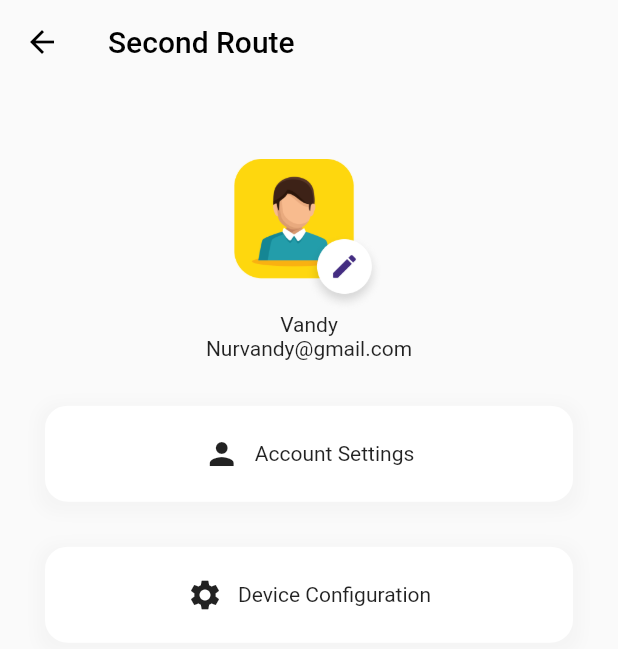
After one commit to AliArRidla/SI-SCA, a Flutter app: the ProfileScreen screen opened directly, on a phone screen of 412 x 824 dp. The commit adds this screen. Shown: the top 649 px of the screen. Run offline on Flutter 3.47's test engine with Material 2 defaults, Android fonts, the phone set to English and light mode, and no system bars.

Commit message:
add profile screen

```diff
--- a/lib/views/home/home.dart
+++ b/lib/views/home/home.dart
@@ -1,5 +1,6 @@
 import 'package:flutter/material.dart';
 import 'package:si_sca/utils/theme.dart';
+import 'package:si_sca/views/profile/profile.dart';
 
 class HomeScreen extends StatelessWidget {
   const HomeScreen({Key? key}) : super(key: key);
@@ -7,6 +8,7 @@
   @override
   Widget build(BuildContext context) {
     return Scaffold(
+
       body: Container(
         margin: EdgeInsets.only(top: 90, left: 24, right: 24),
         child: Column(
@@ -21,9 +23,17 @@
                     Text("Vandy"),
                   ],
                 ),
-                Image.asset(
-                  'lib/assets/images/profile.png',
-                  width: 40,
+                InkWell(
+                  onTap: () {
+                    Navigator.push(
+                        context,
+                        MaterialPageRoute(
+                            builder: (context) => const ProfileScreen()));
+                  },
+                  child: Image.asset(
+                    'lib/assets/images/profile.png',
+                    width: 40,
+                  ),
                 )
                 // Image.asset("name")
               ],
--- /dev/null
+++ b/lib/views/profile/profile.dart
@@ -0,0 +1,92 @@
+import 'package:flutter/material.dart';
+
+class ProfileScreen extends StatelessWidget {
+  const ProfileScreen({Key? key}) : super(key: key);
+
+  @override
+  Widget build(BuildContext context) {
+    return Scaffold(
+      appBar: AppBar(
+        foregroundColor: Colors.black,
+        backgroundColor: Colors.transparent,
+        elevation: 0,
+        title: const Text('Second Route'),
+      ),
+      body: Center(
+        child: Column(
+          children: [
+            SizedBox(
+              height: 50,
+            ),
+            Image.asset(
+              'lib/assets/images/profile_detail.png',
+              width: 100,
+            ),
+            Text("Vandy"),
+            Text("Nurvandy@gmail.com"),
+            Container(
+              margin: EdgeInsets.symmetric(vertical: 30, horizontal: 30),
+              padding: EdgeInsets.symmetric(vertical: 20),
+              decoration: BoxDecoration(
+                color: Colors.white,
+                borderRadius: BorderRadius.only(
+                    topLeft: Radius.circular(15),
+                    topRight: Radius.circular(15),
+                    bottomLeft: Radius.circular(15),
+                    bottomRight: Radius.circular(15)),
+                boxShadow: [
+                  BoxShadow(
+                    color: Color.fromARGB(255, 200, 200, 200).withOpacity(0.1),
+                    spreadRadius: 5,
+                    blurRadius: 7,
+                    offset: Offset(0, 3), // changes position of shadow
+                  ),
+                ],
+              ),
+              child: Row(
+                mainAxisAlignment: MainAxisAlignment.center,
+                children: [
+                  Icon(Icons.person),
+                  SizedBox(
+                    width: 10,
+                  ),
+                  Text("Account Settings"),
+                ],
+              ),
+            ),
+            Container(
+              margin: EdgeInsets.symmetric(horizontal: 30),
+              padding: EdgeInsets.symmetric(vertical: 20),
+              decoration: BoxDecoration(
+                color: Colors.white,
+                borderRadius: BorderRadius.only(
+                    topLeft: Radius.circular(15),
+                    topRight: Radius.circular(15),
+                    bottomLeft: Radius.circular(15),
+                    bottomRight: Radius.circular(15)),
+                boxShadow: [
+                  BoxShadow(
+                    color: Color.fromARGB(255, 200, 200, 200).withOpacity(0.1),
+                    spreadRadius: 5,
+                    blurRadius: 7,
+                    offset: Offset(0, 3), // changes position of shadow
+                  ),
+                ],
+              ),
+              child: Row(
+                mainAxisAlignment: MainAxisAlignment.center,
+                children: [
+                  Icon(Icons.settings),
+                  SizedBox(
+                    width: 10,
+                  ),
+                  Text("Device Configuration"),
+                ],
+              ),
+            ),
+          ],
+        ),
+      ),
+    );
+  }
+}
```
Also changed, not shown: pubspec.yaml (+4 -11 lines), lib/assets/images/profile_detail.png (added), pubspec.lock.
